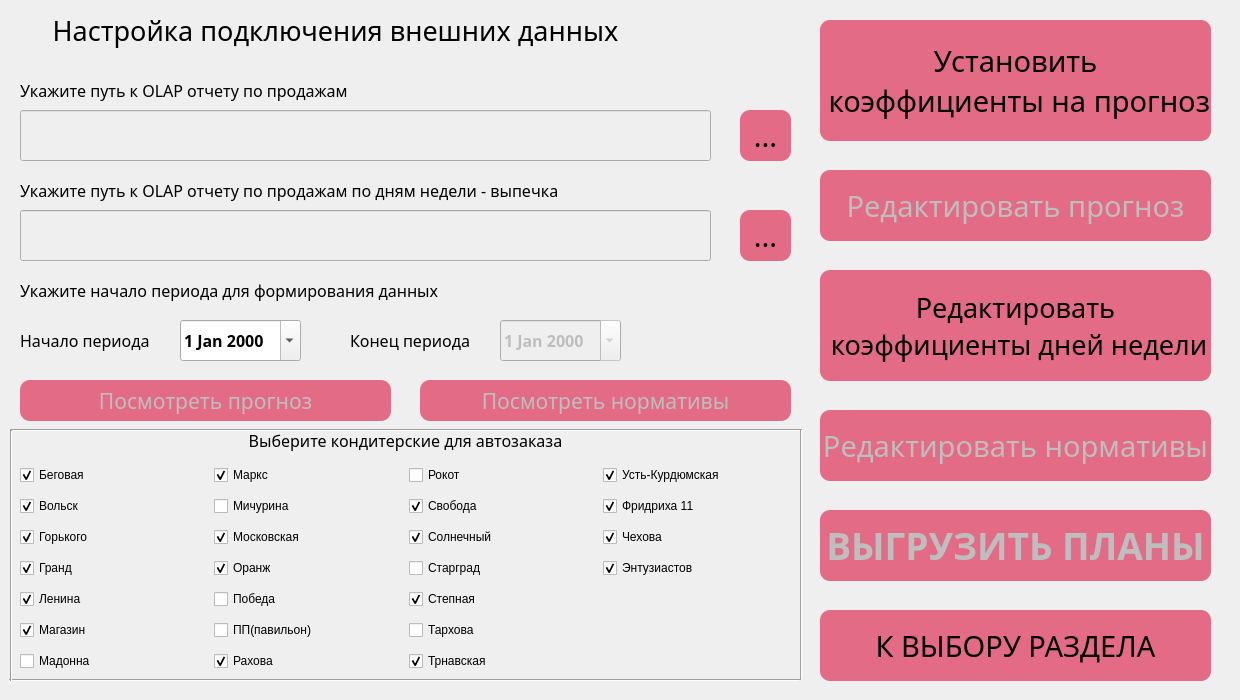
Old version of the form ui/bakery.ui in the repository PavelZagumenkin/Malina_Orders_v1.
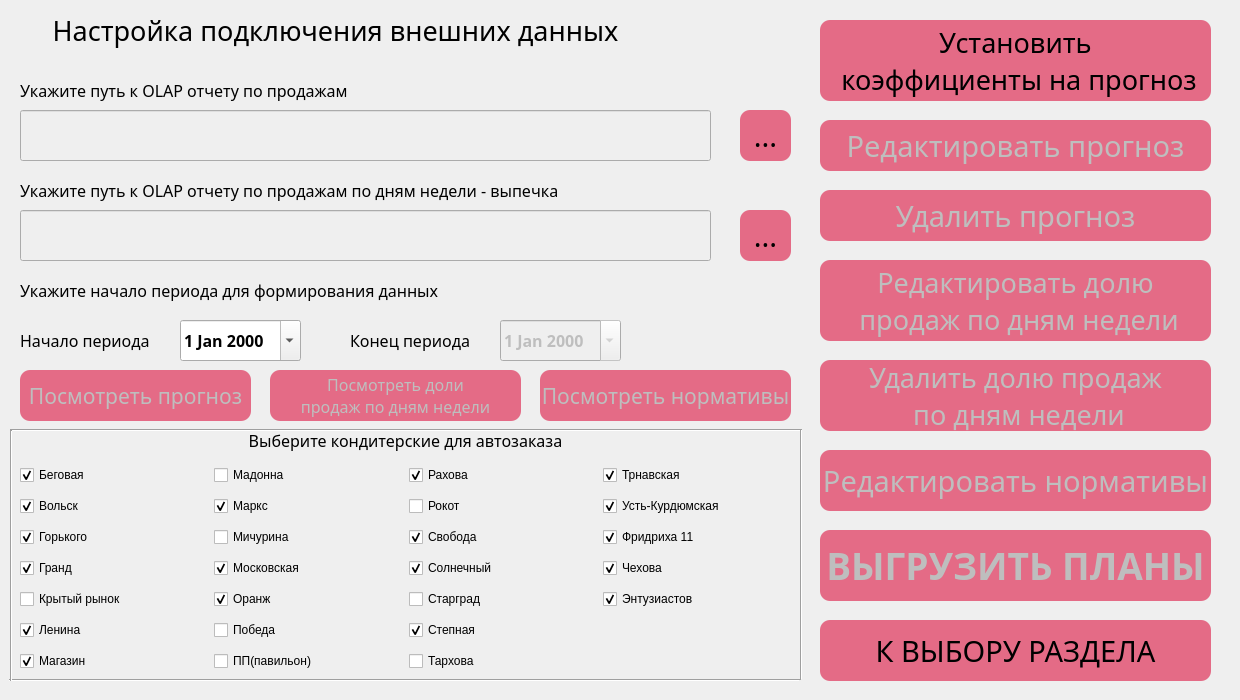
New version of the form. Icons and pictures are not drawn.

Commit message: В редакторе прогноза, можно отредактировать только прогноз

```diff
--- a/ui/bakery.ui
+++ b/ui/bakery.ui
@@ -187,9 +187,9 @@
     <property name="geometry">
      <rect>
       <x>820</x>
-      <y>610</y>
+      <y>620</y>
       <width>391</width>
-      <height>71</height>
+      <height>61</height>
      </rect>
     </property>
     <property name="font">
@@ -269,13 +269,13 @@
       <x>820</x>
       <y>20</y>
       <width>391</width>
-      <height>121</height>
+      <height>81</height>
      </rect>
     </property>
     <property name="font">
      <font>
       <family>Trebuchet MS</family>
-      <pointsize>22</pointsize>
+      <pointsize>20</pointsize>
       <weight>50</weight>
       <bold>false</bold>
      </font>
@@ -428,9 +428,9 @@
     <property name="geometry">
      <rect>
       <x>20</x>
-      <y>380</y>
-      <width>371</width>
-      <height>41</height>
+      <y>370</y>
+      <width>231</width>
+      <height>51</height>
      </rect>
     </property>
     <property name="font">
@@ -471,9 +471,9 @@
     <property name="geometry">
      <rect>
       <x>820</x>
-      <y>170</y>
+      <y>120</y>
       <width>391</width>
-      <height>71</height>
+      <height>51</height>
      </rect>
     </property>
     <property name="font">
@@ -514,9 +514,9 @@
     <property name="geometry">
      <rect>
       <x>820</x>
-      <y>410</y>
+      <y>450</y>
       <width>391</width>
-      <height>71</height>
+      <height>61</height>
      </rect>
     </property>
     <property name="font">
@@ -556,10 +556,10 @@
     </property>
     <property name="geometry">
      <rect>
-      <x>420</x>
-      <y>380</y>
-      <width>371</width>
-      <height>41</height>
+      <x>540</x>
+      <y>370</y>
+      <width>251</width>
+      <height>51</height>
      </rect>
     </property>
     <property name="font">
@@ -595,14 +595,14 @@
    </widget>
    <widget class="QPushButton" name="btn_editKdayWeek">
     <property name="enabled">
-     <bool>true</bool>
+     <bool>false</bool>
     </property>
     <property name="geometry">
      <rect>
       <x>820</x>
-      <y>270</y>
+      <y>260</y>
       <width>391</width>
-      <height>111</height>
+      <height>81</height>
      </rect>
     </property>
     <property name="font">
@@ -630,8 +630,8 @@
 }</string>
     </property>
     <property name="text">
-     <string>Редактировать 
- коэффициенты дней недели</string>
+     <string>Редактировать долю 
+ продаж по дням недели</string>
     </property>
     <property name="checkable">
      <bool>false</bool>
@@ -644,7 +644,7 @@
     <property name="geometry">
      <rect>
       <x>820</x>
-      <y>510</y>
+      <y>530</y>
       <width>391</width>
       <height>71</height>
      </rect>
@@ -690,6 +690,63 @@
      </rect>
     </property>
     <layout class="QGridLayout" name="gridPoints">
+     <item row="5" column="2">
+      <widget class="QCheckBox" name="cb_stepnaya">
+       <property name="text">
+        <string>Степная</string>
+       </property>
+       <property name="checked">
+        <bool>true</bool>
+       </property>
+      </widget>
+     </item>
+     <item row="6" column="2">
+      <widget class="QCheckBox" name="cb_tarhova">
+       <property name="text">
+        <string>Тархова</string>
+       </property>
+       <property name="checked">
+        <bool>false</bool>
+       </property>
+      </widget>
+     </item>
+     <item row="5" column="1">
+      <widget class="QCheckBox" name="cb_pobeda">
+       <property name="text">
+        <string>Победа</string>
+       </property>
+       <property name="checked">
+        <bool>false</bool>
+       </property>
+      </widget>
+     </item>
+     <item row="6" column="1">
+      <widget class="QCheckBox" name="cb_pavilon">
+       <property name="text">
+        <string>ПП(павильон)</string>
+       </property>
+      </widget>
+     </item>
+     <item row="1" column="0">
+      <widget class="QCheckBox" name="cb_volsk">
+       <property name="text">
+        <string>Вольск</string>
+       </property>
+       <property name="checked">
+        <bool>true</bool>
+       </property>
+      </widget>
+     </item>
+     <item row="3" column="0">
+      <widget class="QCheckBox" name="cb_grand">
+       <property name="text">
+        <string>Гранд</string>
+       </property>
+       <property name="checked">
+        <bool>true</bool>
+       </property>
+      </widget>
+     </item>
      <item row="0" column="0">
       <widget class="QCheckBox" name="cb_begovaya">
        <property name="text">
@@ -701,9 +758,9 @@
       </widget>
      </item>
      <item row="5" column="0">
-      <widget class="QCheckBox" name="cb_magazin">
+      <widget class="QCheckBox" name="cb_lenina">
        <property name="text">
-        <string>Магазин</string>
+        <string>Ленина</string>
        </property>
        <property name="checked">
         <bool>true</bool>
@@ -720,37 +777,94 @@
        </property>
       </widget>
      </item>
+     <item row="6" column="0">
+      <widget class="QCheckBox" name="cb_magazin">
+       <property name="text">
+        <string>Магазин</string>
+       </property>
+       <property name="checked">
+        <bool>true</bool>
+       </property>
+      </widget>
+     </item>
      <item row="4" column="0">
-      <widget class="QCheckBox" name="cb_lenina">
+      <widget class="QCheckBox" name="checkBox">
        <property name="text">
-        <string>Ленина</string>
+        <string>Крытый рынок</string>
        </property>
+      </widget>
+     </item>
+     <item row="4" column="3">
+      <widget class="QCheckBox" name="cb_entuziastov">
+       <property name="text">
+        <string>Энтузиастов</string>
+       </property>
        <property name="checked">
         <bool>true</bool>
        </property>
       </widget>
      </item>
-     <item row="3" column="0">
-      <widget class="QCheckBox" name="cb_grand">
+     <item row="3" column="3">
+      <widget class="QCheckBox" name="cb_chehova">
        <property name="text">
-        <string>Гранд</string>
+        <string>Чехова</string>
        </property>
        <property name="checked">
         <bool>true</bool>
        </property>
       </widget>
      </item>
-     <item row="1" column="0">
-      <widget class="QCheckBox" name="cb_volsk">
+     <item row="2" column="3">
+      <widget class="QCheckBox" name="cb_fridriha">
        <property name="text">
-        <string>Вольск</string>
+        <string>Фридриха 11</string>
        </property>
        <property name="checked">
         <bool>true</bool>
        </property>
       </widget>
      </item>
-     <item row="1" column="2">
+     <item row="1" column="3">
+      <widget class="QCheckBox" name="cb_ust_kurdym">
+       <property name="text">
+        <string>Усть-Курдюмская</string>
+       </property>
+       <property name="checked">
+        <bool>true</bool>
+       </property>
+      </widget>
+     </item>
+     <item row="0" column="3">
+      <widget class="QCheckBox" name="cb_trnavskaya">
+       <property name="text">
+        <string>Трнавская</string>
+       </property>
+       <property name="checked">
+        <bool>true</bool>
+       </property>
+      </widget>
+     </item>
+     <item row="4" column="2">
+      <widget class="QCheckBox" name="cb_stargrad">
+       <property name="text">
+        <string>Старград</string>
+       </property>
+       <property name="checked">
+        <bool>false</bool>
+       </property>
+      </widget>
+     </item>
+     <item row="3" column="2">
+      <widget class="QCheckBox" name="cb_solnechnii">
+       <property name="text">
+        <string>Солнечный</string>
+       </property>
+       <property name="checked">
+        <bool>true</bool>
+       </property>
+      </widget>
+     </item>
+     <item row="2" column="2">
       <widget class="QCheckBox" name="cb_svoboda">
        <property name="text">
         <string>Свобода</string>
@@ -760,57 +874,7 @@
        </property>
       </widget>
      </item>
-     <item row="0" column="1">
-      <widget class="QCheckBox" name="cb_marks">
-       <property name="text">
-        <string>Маркс</string>
-       </property>
-       <property name="checked">
-        <bool>true</bool>
-       </property>
-      </widget>
-     </item>
-     <item row="1" column="1">
-      <widget class="QCheckBox" name="cb_michurina">
-       <property name="text">
-        <string>Мичурина</string>
-       </property>
-       <property name="checkable">
-        <bool>true</bool>
-       </property>
-       <property name="checked">
-        <bool>false</bool>
-       </property>
-      </widget>
-     </item>
-     <item row="6" column="0">
-      <widget class="QCheckBox" name="cb_madonna">
-       <property name="text">
-        <string>Мадонна</string>
-       </property>
-      </widget>
-     </item>
-     <item row="2" column="1">
-      <widget class="QCheckBox" name="cb_moskovskaya">
-       <property name="text">
-        <string>Московская</string>
-       </property>
-       <property name="checked">
-        <bool>true</bool>
-       </property>
-      </widget>
-     </item>
-     <item row="3" column="1">
-      <widget class="QCheckBox" name="cb_orang">
-       <property name="text">
-        <string>Оранж</string>
-       </property>
-       <property name="checked">
-        <bool>true</bool>
-       </property>
-      </widget>
-     </item>
-     <item row="0" column="2">
+     <item row="1" column="2">
       <widget class="QCheckBox" name="cb_rokot">
        <property name="text">
         <string>Рокот</string>
@@ -820,7 +884,7 @@
        </property>
       </widget>
      </item>
-     <item row="6" column="1">
+     <item row="0" column="2">
       <widget class="QCheckBox" name="cb_rahova">
        <property name="text">
         <string>Рахова</string>
@@ -830,110 +894,53 @@
        </property>
       </widget>
      </item>
-     <item row="5" column="1">
-      <widget class="QCheckBox" name="cb_pavilon">
-       <property name="text">
-        <string>ПП(павильон)</string>
-       </property>
-      </widget>
-     </item>
-     <item row="3" column="2">
-      <widget class="QCheckBox" name="cb_stargrad">
-       <property name="text">
-        <string>Старград</string>
-       </property>
-       <property name="checked">
-        <bool>false</bool>
-       </property>
-      </widget>
-     </item>
      <item row="4" column="1">
-      <widget class="QCheckBox" name="cb_pobeda">
+      <widget class="QCheckBox" name="cb_orang">
        <property name="text">
-        <string>Победа</string>
+        <string>Оранж</string>
        </property>
        <property name="checked">
-        <bool>false</bool>
+        <bool>true</bool>
        </property>
       </widget>
      </item>
-     <item row="2" column="2">
-      <widget class="QCheckBox" name="cb_solnechnii">
+     <item row="3" column="1">
+      <widget class="QCheckBox" name="cb_moskovskaya">
        <property name="text">
-        <string>Солнечный</string>
+        <string>Московская</string>
        </property>
        <property name="checked">
         <bool>true</bool>
        </property>
       </widget>
      </item>
-     <item row="4" column="2">
-      <widget class="QCheckBox" name="cb_stepnaya">
+     <item row="2" column="1">
+      <widget class="QCheckBox" name="cb_michurina">
        <property name="text">
-        <string>Степная</string>
+        <string>Мичурина</string>
        </property>
-       <property name="checked">
+       <property name="checkable">
         <bool>true</bool>
        </property>
-      </widget>
-     </item>
-     <item row="5" column="2">
-      <widget class="QCheckBox" name="cb_tarhova">
-       <property name="text">
-        <string>Тархова</string>
-       </property>
        <property name="checked">
         <bool>false</bool>
        </property>
       </widget>
      </item>
-     <item row="6" column="2">
-      <widget class="QCheckBox" name="cb_trnavskaya">
+     <item row="1" column="1">
+      <widget class="QCheckBox" name="cb_marks">
        <property name="text">
-        <string>Трнавская</string>
+        <string>Маркс</string>
        </property>
        <property name="checked">
         <bool>true</bool>
        </property>
       </widget>
      </item>
-     <item row="0" column="3">
-      <widget class="QCheckBox" name="cb_ust_kurdym">
+     <item row="0" column="1">
+      <widget class="QCheckBox" name="cb_madonna">
        <property name="text">
-        <string>Усть-Курдюмская</string>
-       </property>
-       <property name="checked">
-        <bool>true</bool>
-       </property>
-      </widget>
-     </item>
-     <item row="3" column="3">
-      <widget class="QCheckBox" name="cb_entuziastov">
-       <property name="text">
-        <string>Энтузиастов</string>
-       </property>
-       <property name="checked">
-        <bool>true</bool>
-       </property>
-      </widget>
-     </item>
-     <item row="1" column="3">
-      <widget class="QCheckBox" name="cb_fridriha">
-       <property name="text">
-        <string>Фридриха 11</string>
-       </property>
-       <property name="checked">
-        <bool>true</bool>
-       </property>
-      </widget>
-     </item>
-     <item row="2" column="3">
-      <widget class="QCheckBox" name="cb_chehova">
-       <property name="text">
-        <string>Чехова</string>
-       </property>
-       <property name="checked">
-        <bool>true</bool>
+        <string>Мадонна</string>
        </property>
       </widget>
      </item>
@@ -1013,6 +1020,137 @@
      <enum>Qt::Vertical</enum>
     </property>
    </widget>
+   <widget class="QPushButton" name="btn_prosmotrDoliProdag">
+    <property name="enabled">
+     <bool>false</bool>
+    </property>
+    <property name="geometry">
+     <rect>
+      <x>270</x>
+      <y>370</y>
+      <width>251</width>
+      <height>51</height>
+     </rect>
+    </property>
+    <property name="font">
+     <font>
+      <family>Trebuchet MS</family>
+      <pointsize>12</pointsize>
+      <weight>50</weight>
+      <bold>false</bold>
+     </font>
+    </property>
+    <property name="styleSheet">
+     <string notr="true">QPushButton {
+background-color: rgb(228, 107, 134);
+border: none;
+border-radius: 10px}
+
+QPushButton:hover {
+border: 1px solid  rgb(0, 0, 0);
+background-color: rgba(228, 107, 134, 0.9)
+}
+
+QPushButton:pressed {
+border:3px solid  rgb(0, 0, 0);
+background-color: rgba(228, 107, 134, 1)
+}</string>
+    </property>
+    <property name="text">
+     <string>Посмотреть доли 
+продаж по дням недели</string>
+    </property>
+    <property name="checkable">
+     <bool>false</bool>
+    </property>
+   </widget>
+   <widget class="QPushButton" name="btn_deletePrognoz">
+    <property name="enabled">
+     <bool>false</bool>
+    </property>
+    <property name="geometry">
+     <rect>
+      <x>820</x>
+      <y>190</y>
+      <width>391</width>
+      <height>51</height>
+     </rect>
+    </property>
+    <property name="font">
+     <font>
+      <family>Trebuchet MS</family>
+      <pointsize>22</pointsize>
+      <weight>50</weight>
+      <bold>false</bold>
+     </font>
+    </property>
+    <property name="styleSheet">
+     <string notr="true">QPushButton {
+background-color: rgb(228, 107, 134);
+border: none;
+border-radius: 10px}
+
+QPushButton:hover {
+border: 1px solid  rgb(0, 0, 0);
+background-color: rgba(228, 107, 134, 0.9)
+}
+
+QPushButton:pressed {
+border:3px solid  rgb(0, 0, 0);
+background-color: rgba(228, 107, 134, 1)
+}</string>
+    </property>
+    <property name="text">
+     <string>Удалить прогноз</string>
+    </property>
+    <property name="checkable">
+     <bool>false</bool>
+    </property>
+   </widget>
+   <widget class="QPushButton" name="btn_deleteKdayWeek">
+    <property name="enabled">
+     <bool>false</bool>
+    </property>
+    <property name="geometry">
+     <rect>
+      <x>820</x>
+      <y>360</y>
+      <width>391</width>
+      <height>71</height>
+     </rect>
+    </property>
+    <property name="font">
+     <font>
+      <family>Trebuchet MS</family>
+      <pointsize>20</pointsize>
+      <weight>50</weight>
+      <bold>false</bold>
+     </font>
+    </property>
+    <property name="styleSheet">
+     <string notr="true">QPushButton {
+background-color: rgb(228, 107, 134);
+border: none;
+border-radius: 10px}
+
+QPushButton:hover {
+border: 1px solid  rgb(0, 0, 0);
+background-color: rgba(228, 107, 134, 0.9)
+}
+
+QPushButton:pressed {
+border:3px solid  rgb(0, 0, 0);
+background-color: rgba(228, 107, 134, 1)
+}</string>
+    </property>
+    <property name="text">
+     <string>Удалить долю продаж 
+ по дням недели</string>
+    </property>
+    <property name="checkable">
+     <bool>false</bool>
+    </property>
+   </widget>
   </widget>
  </widget>
  <resources/>
```
The commit also changes 6 other files.
